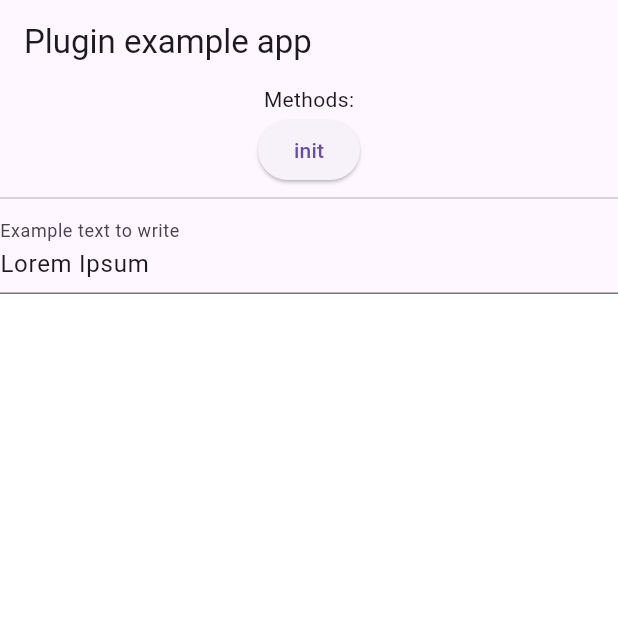
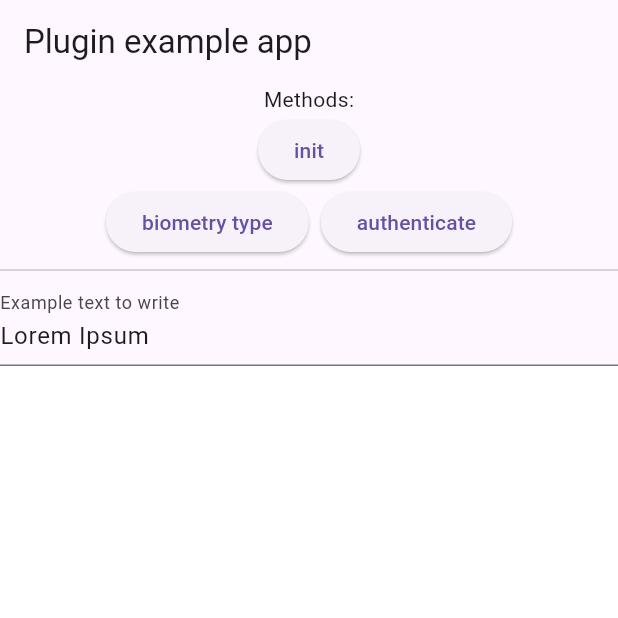
Before and after one commit to omar-hanafy/biometric_vault, a Flutter app: the screen it shows after launch, after a tap on "init", on a phone screen of 412 x 824 dp, the top half of it. Run offline on Flutter 3.47's test engine with Material 3 defaults, Android fonts, the phone set to English and light mode, and no system bars; our stand-ins replace plugin_platform_interface, web; missing offline and left inert: dart:ffi, logging_appenders, win32.

Commit message:
Release 1.1.0-dev.1

```diff
--- a/example/lib/main.dart
+++ b/example/lib/main.dart
@@ -74,6 +74,9 @@ class MyAppState extends State<MyApp> {
   final String baseName = 'default';
 
   static final _authStorageInitOptions = StorageFileInitOptions();
+  static final _silentWritesInitOptions = StorageFileInitOptions(
+    silentWrites: true,
+  );
   static final _customPromptInitOptions = StorageFileInitOptions(
     androidBiometricOnly: false,
     androidAuthenticationValidityDuration: const Duration(seconds: 5),
@@ -86,6 +89,7 @@ class MyAppState extends State<MyApp> {
   BiometricVaultFile? _authStorage;
   BiometricVaultFile? _storage;
   BiometricVaultFile? _customPrompt;
+  BiometricVaultFile? _silentWrites;
 
   final TextEditingController _writeController = TextEditingController(
     text: 'Lorem Ipsum',
@@ -142,6 +146,10 @@ class MyAppState extends State<MyApp> {
                     '${baseName}_authenticated',
                     options: _authStorageInitOptions,
                   );
+                  _silentWrites = await BiometricVault().getStorage(
+                    '${baseName}_silentWrites',
+                    options: _silentWritesInitOptions,
+                  );
                 }
                 _storage = await BiometricVault().getStorage(
                   '${baseName}_unauthenticated',
@@ -173,6 +181,39 @@ class MyAppState extends State<MyApp> {
                 setState(() {});
                 _logger.info('initiailzed $baseName');
               },
+            ),
+            Row(
+              mainAxisAlignment: MainAxisAlignment.center,
+              children: [
+                ElevatedButton(
+                  child: const Text('biometry type'),
+                  onPressed: () async {
+                    final type = await BiometricVault().biometryType();
+                    _logger.info('biometryType: $type');
+                  },
+                ),
+                const SizedBox(width: 8),
+                ElevatedButton(
+                  child: const Text('authenticate'),
+                  onPressed: () async {
+                    try {
+                      await BiometricVault().authenticate(
+                        promptInfo: const PromptInfo(
+                          iosPromptInfo: DarwinPromptInfo(
+                            accessTitle: 'Unlock the example app',
+                          ),
+                          androidPromptInfo: AndroidPromptInfo(
+                            title: 'Unlock the example app',
+                          ),
+                        ),
+                      );
+                      _logger.info('authenticate: success');
+                    } on BiometricVaultException catch (e) {
+                      _logger.info('authenticate failed: $e');
+                    }
+                  },
+                ),
+              ],
             ),
             ...?_appArmorButton(),
             ...(_authStorage == null
@@ -210,6 +251,19 @@ class MyAppState extends State<MyApp> {
                     ),
                     StorageActions(
                       storageFile: _customPrompt!,
+                      writeController: _writeController,
+                    ),
+                    const Divider(),
+                  ]),
+            ...?(_silentWrites == null
+                ? null
+                : [
+                    const Text(
+                      'Silent writes (write never prompts, read does)',
+                      style: TextStyle(fontWeight: FontWeight.bold),
+                    ),
+                    StorageActions(
+                      storageFile: _silentWrites!,
                       writeController: _writeController,
                     ),
                     const Divider(),
--- a/pubspec.yaml
+++ b/pubspec.yaml
@@ -2,7 +2,7 @@ name: biometric_vault
 description: >-
   Secure storage with optional biometric protection for Android, iOS, and
   macOS. Linux, Windows, and web fall back to unauthenticated storage.
-version: 1.0.0-dev.2
+version: 1.1.0-dev.1
 homepage: https://github.com/omar-hanafy/biometric_vault
 repository: https://github.com/omar-hanafy/biometric_vault
 issue_tracker: https://github.com/omar-hanafy/biometric_vault/issues
```
Also changed, not shown: 2 other files.
